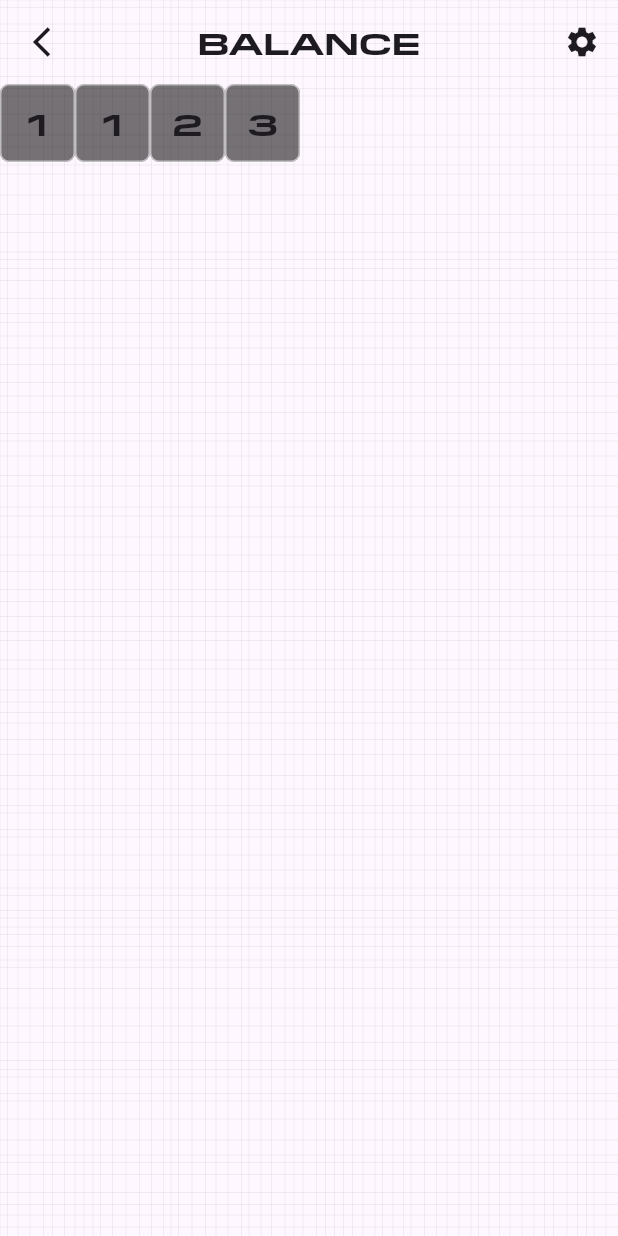
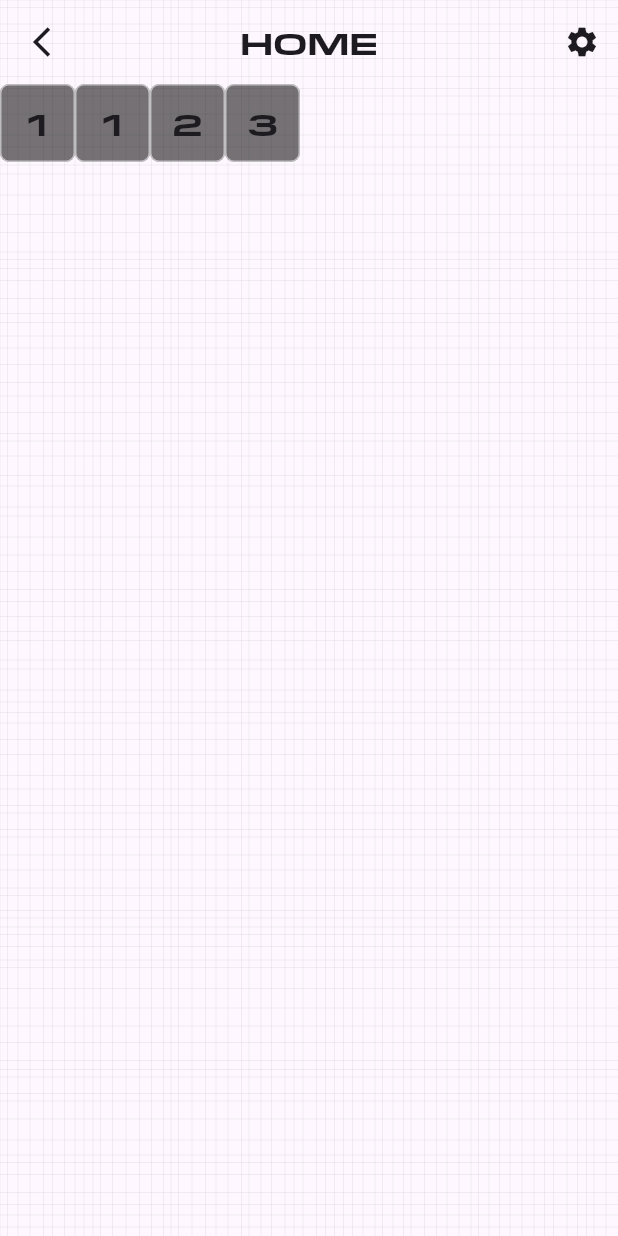
Before and after one commit to johnnybeatzxxd/Flutter-Keno-Android-App, a Flutter app: the screen it shows after launch, on a phone screen of 412 x 824 dp. Run offline on Flutter 3.47's test engine with Material 3 defaults, Android fonts, the phone set to English and light mode, and no system bars.

Commit message:
changed the appbar name to home

```diff
--- a/lib/pages/home.dart
+++ b/lib/pages/home.dart
@@ -20,7 +20,7 @@ class HomePage extends StatelessWidget {
                       AppBar(
                         backgroundColor: Colors.transparent,
                         elevation: 0,
-                        title: Text('BALANCE', style: TextStyle(color: Theme.of(context).colorScheme.onBackground, fontFamily: "PilatExtended",fontSize: 20)),
+                        title: Text('HOME', style: TextStyle(color: Theme.of(context).colorScheme.onBackground, fontFamily: "PilatExtended",fontSize: 20)),
                         centerTitle: true,
                         leading: IconButton(icon:  Icon(Icons.arrow_back_ios_sharp,color: Theme.of(context).colorScheme.onBackground,),onPressed: (){},),
                         actions: [IconButton(onPressed: (){}, icon:  Icon(Icons.settings,color : Theme.of(context).colorScheme.onBackground))],
```
